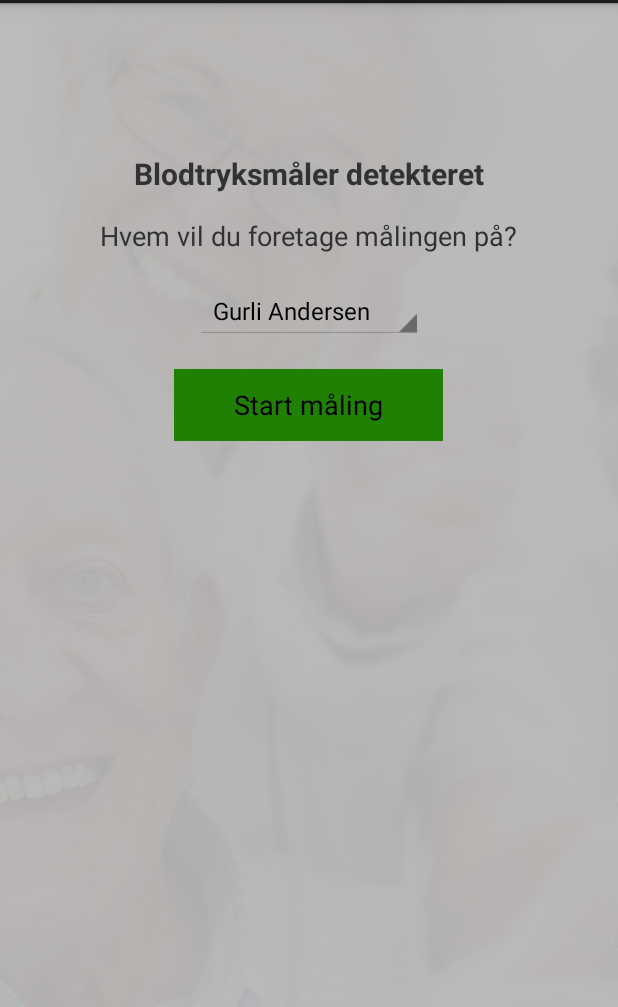
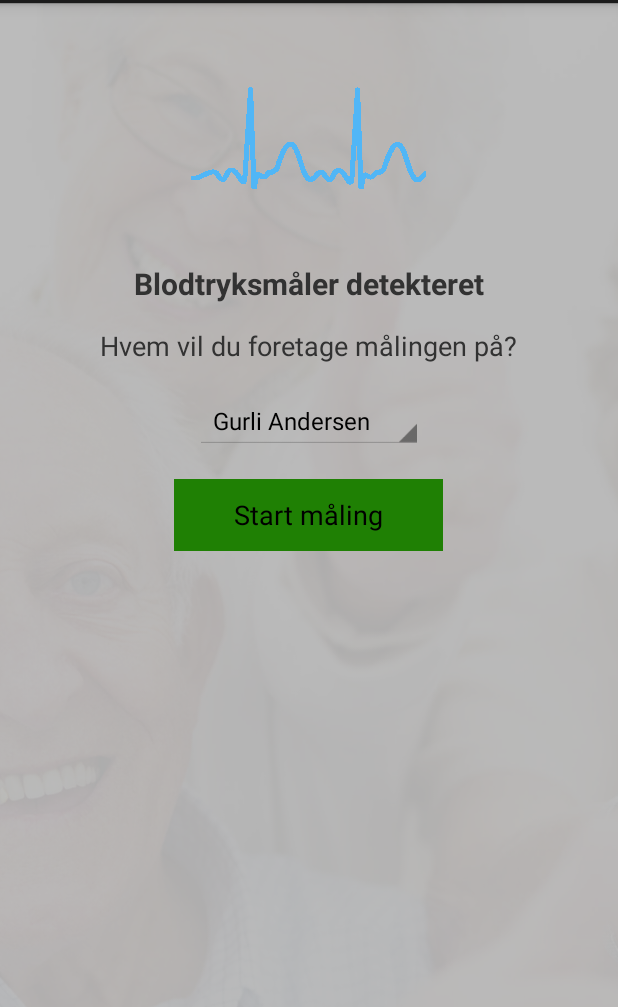
Before and after one commit to mrjensen/BFIS, an Android app: the BPPatientSelectActivity screen opened directly, with no data from a screen before it, on a phone screen of 412 x 824 dp, the part 69-1076 px from its top. Run offline under Robolectric (Android 15) with nearby library versions, the phone set to English and light mode, and no system bars.

Commit message:
Bloodpressaure patient select Image added bloodpressure

```diff
--- a/BFIS/src/main/res/layout/activity_btpatientselect.xml
+++ b/BFIS/src/main/res/layout/activity_btpatientselect.xml
@@ -4,6 +4,13 @@
     android:orientation="vertical" android:layout_width="match_parent"
     android:layout_height="match_parent"
     android:background="@drawable/login_background">
+
+    <ImageView
+        android:layout_width="wrap_content"
+        android:layout_height="wrap_content"
+        android:src="@drawable/heart_rate"
+        android:layout_gravity="center_horizontal"
+        android:layout_marginTop="20dip"/>
 
     <TextView
         android:layout_width="wrap_content"
@@ -12,7 +19,7 @@
         android:layout_gravity="center_horizontal"
         android:textStyle="bold"
         android:textSize="20dip"
-        android:layout_marginTop="100dip"/>
+        android:layout_marginTop="20dip"/>
 
     <TextView
         android:layout_width="wrap_content"
```
Also changed, not shown: BFIS/src/main/res/drawable-hdpi/heart_rate.png (added).
